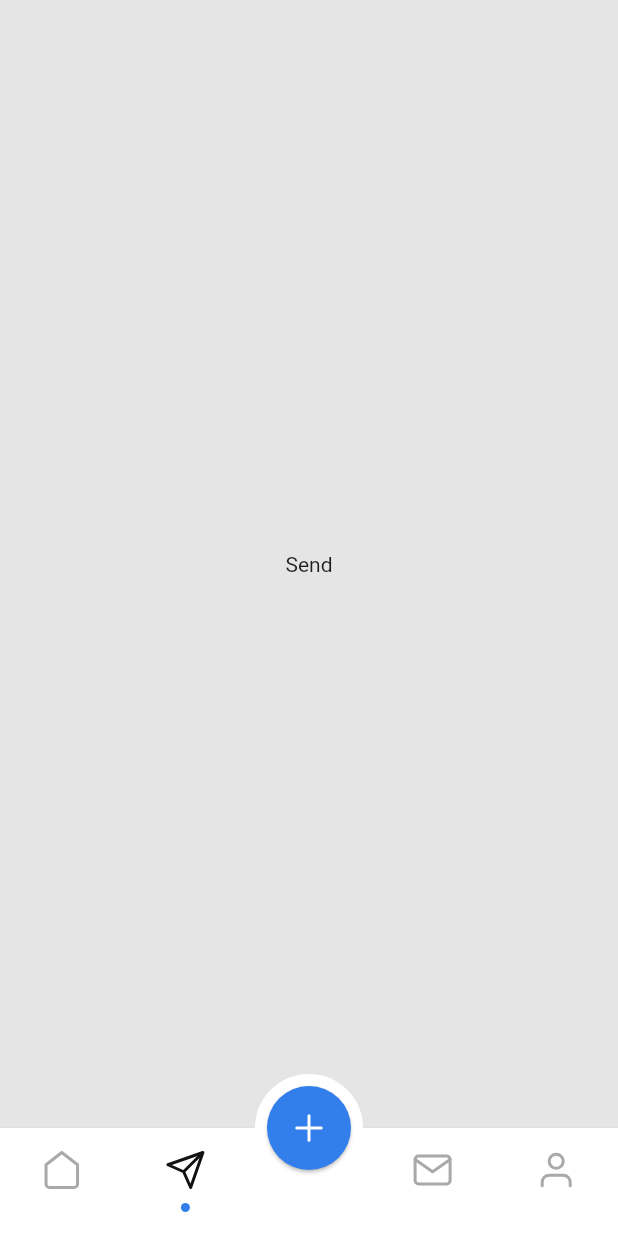
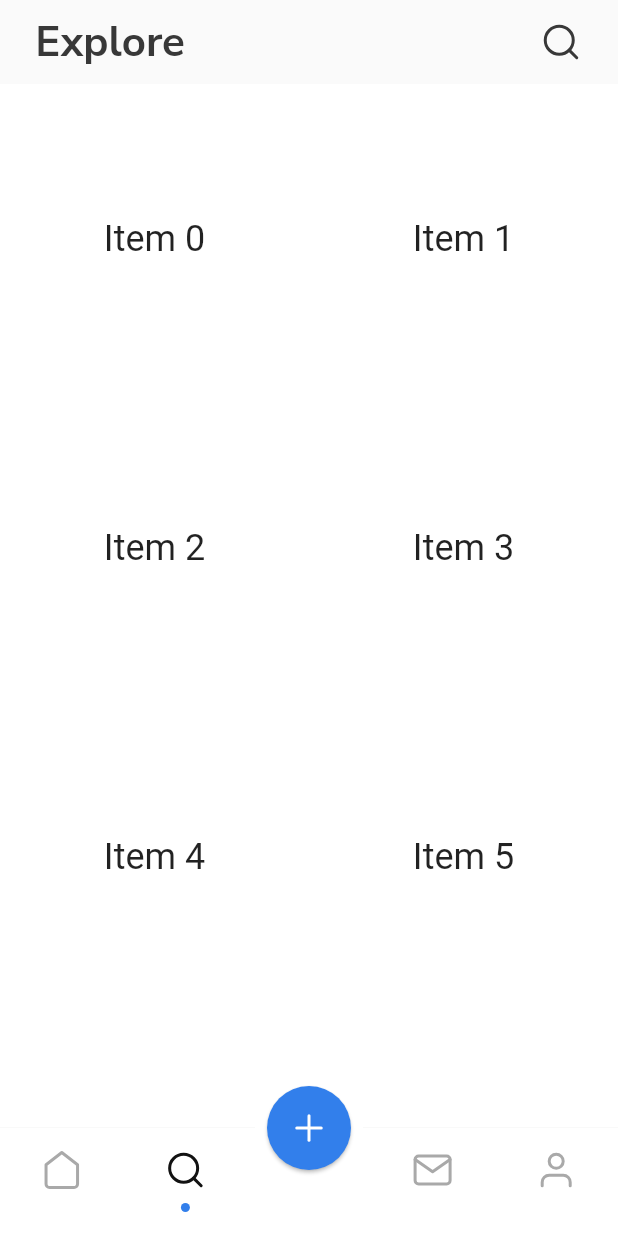
Before and after one commit to IamKhuk/pictogram, a Flutter app: the MainScreen screen opened directly, item 2 of the bottom bar chosen, on a phone screen of 412 x 824 dp. Run offline on Flutter 3.47's test engine with Material 2 defaults, Android fonts, the phone set to English and light mode, and no system bars; our stand-ins replace carousel_slider, dotted_border, flutter_svg, flutter_translate.

Commit message:
comments fixed

```diff
--- a/lib/src/ui/main_screen.dart
+++ b/lib/src/ui/main_screen.dart
@@ -5,8 +5,8 @@ import 'package:pictogram/src/theme/app_theme.dart';
 import 'package:pictogram/src/ui/menu/mail/mail_screen.dart';
 import 'package:pictogram/src/ui/menu/plus/plus_screen.dart';
 import 'package:pictogram/src/ui/menu/profile/profile_screen.dart';
-import 'package:pictogram/src/ui/menu/send/send_screen.dart';
 
+import 'menu/explore/explore_screen.dart';
 import 'menu/home/home_screen.dart';
 
 class MainScreen extends StatefulWidget {
@@ -21,7 +21,7 @@ class _MainScreen extends State<MainScreen> {
 
   List<Widget> data = [
     HomeScreen(),
-    SendScreen(),
+    ExploreScreen(),
     PlusScreen(),
     MailScreen(),
     ProfileScreen(),
@@ -95,7 +95,7 @@ class _MainScreen extends State<MainScreen> {
             icon: Column(
               children: [
                 SvgPicture.asset(
-                  'assets/icons/send.svg',
+                  'assets/icons/search.svg',
                   color: _selectedIndex == 1
                       ? AppTheme.black
                       : AppTheme.gray,
--- /dev/null
+++ b/lib/src/ui/menu/explore/explore_screen.dart
@@ -0,0 +1,52 @@
+import 'package:flutter/cupertino.dart';
+import 'package:flutter/material.dart';
+import 'package:flutter_svg/svg.dart';
+import 'package:pictogram/src/theme/app_theme.dart';
+
+class ExploreScreen extends StatefulWidget {
+  @override
+  _ExploreScreenState createState() => _ExploreScreenState();
+}
+
+class _ExploreScreenState extends State<ExploreScreen> {
+  @override
+  Widget build(BuildContext context) {
+    return Scaffold(
+      backgroundColor: AppTheme.white,
+      appBar: AppBar(
+        title: Text(
+          ' Explore',
+          style: TextStyle(
+            fontSize: 28,
+            fontWeight: FontWeight.bold,
+            fontFamily: AppTheme.fontFamily,
+            color: AppTheme.dark,
+            height: 1.357,
+          ),
+        ),
+        centerTitle: false,
+        actions: [
+          SvgPicture.asset('assets/icons/search.svg'),
+          SizedBox(width: 24),
+        ],
+        elevation: 0,
+        backgroundColor: AppTheme.bg1,
+        brightness: Brightness.light,
+      ),
+      body: GridView.count(
+        crossAxisCount: 2,
+        children: List.generate(
+          100,
+          (index) {
+            return Center(
+              child: Text(
+                'Item $index',
+                style: Theme.of(context).textTheme.headline5,
+              ),
+            );
+          },
+        ),
+      ),
+    );
+  }
+}
--- a/lib/src/ui/menu/send/send_screen.dart
+++ /dev/null
@@ -1,21 +0,0 @@
-import 'package:flutter/cupertino.dart';
-import 'package:flutter/material.dart';
-
-class SendScreen extends StatefulWidget {
-
-  @override
-  _SendScreenState createState() => _SendScreenState();
-}
-
-class _SendScreenState extends State<SendScreen> {
-  @override
-  Widget build(BuildContext context) {
-    return Scaffold(
-      body: Center(
-        child: Text(
-          'Send'
-        ),
-      ),
-    );
-  }
-}
```
Also changed, not shown: lib/src/dialog/bottom_dialog.dart (+34 -2 lines), assets/icons/search.svg (added), assets/images/post_07.png (added), assets/images/post_08.png (added), assets/images/post_09.png (added), assets/images/post_10.png (added), assets/images/post_11.png (added), assets/images/post_12.png (added), assets/images/post_13.png (added), assets/images/post_14.png (added), assets/images/post_15.png (added), assets/images/post_16.png (added), assets/images/post_17.png (added), assets/images/post_18.png (added), 2 more files.
